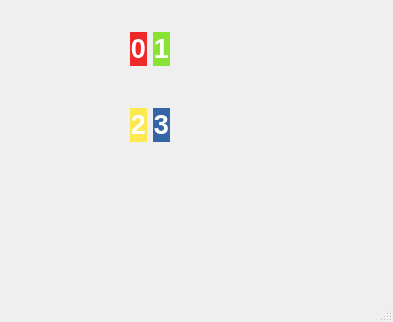
Qt form qtc_layout/mainwindow.ui (korhanmd/pyqt-practice) before a commit.
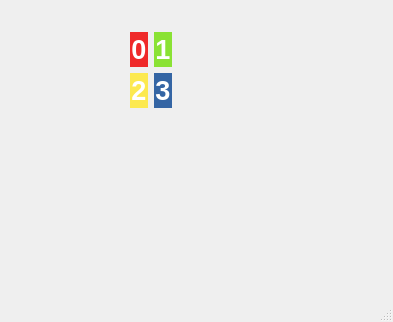
The same form after that commit.

Commit message: Nest layouts

Patch:
```diff
--- a/qtc_layout/mainwindow.ui
+++ b/qtc_layout/mainwindow.ui
@@ -19,10 +19,12 @@
      <rect>
       <x>130</x>
       <y>32</y>
-      <width>40</width>
-      <height>34</height>
+      <width>42</width>
+      <height>76</height>
      </rect>
     </property>
+    <layout class="QVBoxLayout" name="verticalLayout">
+     <item>
     <layout class="QHBoxLayout" name="horizontalLayout">
      <item>
       <widget class="QLabel" name="label">
@@ -934,16 +936,8 @@
       </widget>
      </item>
     </layout>
-   </widget>
-   <widget class="QWidget" name="">
-    <property name="geometry">
-     <rect>
-      <x>130</x>
-      <y>108</y>
-      <width>40</width>
-      <height>34</height>
-     </rect>
-    </property>
+     </item>
+     <item>
     <layout class="QHBoxLayout" name="horizontalLayout_2">
      <item>
       <widget class="QLabel" name="label_3">
@@ -1848,6 +1842,8 @@
         <string>&lt;html&gt;&lt;head/&gt;&lt;body&gt;&lt;p align=&quot;center&quot;&gt;&lt;span style=&quot; font-size:20pt; font-weight:600; color:#ffffff;&quot;&gt;3&lt;/span&gt;&lt;/p&gt;&lt;/body&gt;&lt;/html&gt;</string>
        </property>
       </widget>
+       </item>
+      </layout>
      </item>
     </layout>
    </widget>
```
Lines whose indentation alone changed are shown as unchanged.
